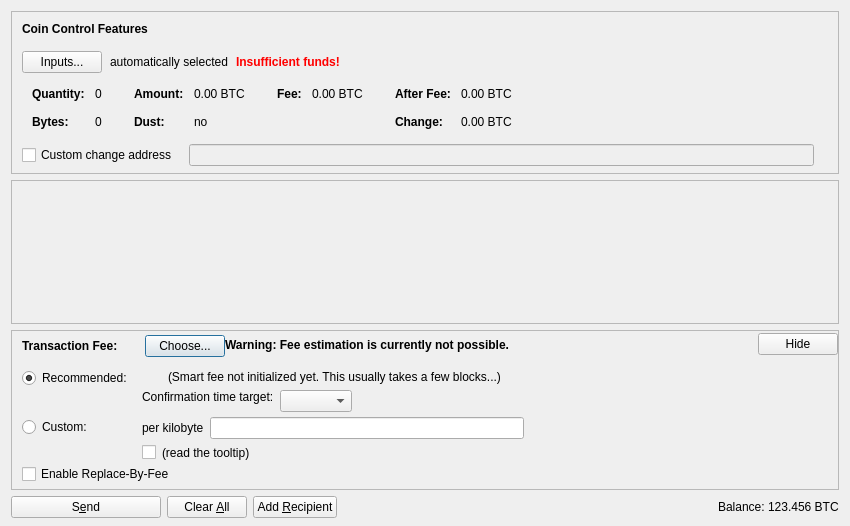
This is src/qt/forms/sendcoinsdialog.ui in chaintope/tapyrus-core as Qt 5 draws it before an edit. The edited form follows.
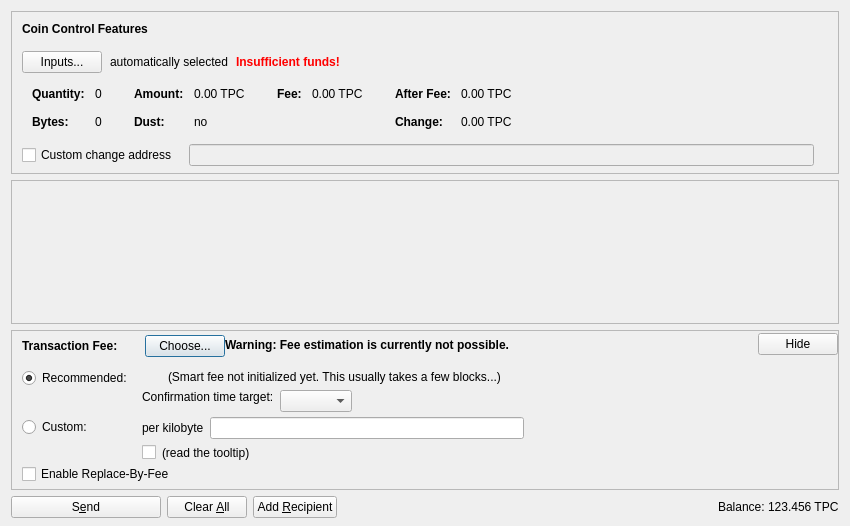
This is the edited form. Icons and pictures are not drawn. Custom widgets are drawn as their Qt base class.

```diff
--- a/src/qt/forms/sendcoinsdialog.ui
+++ b/src/qt/forms/sendcoinsdialog.ui
@@ -324,7 +324,7 @@
                   <enum>Qt::ActionsContextMenu</enum>
                  </property>
                  <property name="text">
-                  <string notr="true">0.00 BTC</string>
+                  <string notr="true">0.00 TPC</string>
                  </property>
                  <property name="textInteractionFlags">
                   <set>Qt::LinksAccessibleByMouse|Qt::TextSelectableByKeyboard|Qt::TextSelectableByMouse</set>
@@ -404,7 +404,7 @@
                   <enum>Qt::ActionsContextMenu</enum>
                  </property>
                  <property name="text">
-                  <string notr="true">0.00 BTC</string>
+                  <string notr="true">0.00 TPC</string>
                  </property>
                  <property name="textInteractionFlags">
                   <set>Qt::LinksAccessibleByMouse|Qt::TextSelectableByKeyboard|Qt::TextSelectableByMouse</set>
@@ -455,7 +455,7 @@
                   <enum>Qt::ActionsContextMenu</enum>
                  </property>
                  <property name="text">
-                  <string notr="true">0.00 BTC</string>
+                  <string notr="true">0.00 TPC</string>
                  </property>
                  <property name="textInteractionFlags">
                   <set>Qt::LinksAccessibleByMouse|Qt::TextSelectableByKeyboard|Qt::TextSelectableByMouse</set>
@@ -484,7 +484,7 @@
                   <enum>Qt::ActionsContextMenu</enum>
                  </property>
                  <property name="text">
-                  <string notr="true">0.00 BTC</string>
+                  <string notr="true">0.00 TPC</string>
                  </property>
                  <property name="textInteractionFlags">
                   <set>Qt::LinksAccessibleByMouse|Qt::TextSelectableByKeyboard|Qt::TextSelectableByMouse</set>
@@ -1249,7 +1249,7 @@
           <cursorShape>IBeamCursor</cursorShape>
          </property>
          <property name="text">
-          <string notr="true">123.456 BTC</string>
+          <string notr="true">123.456 TPC</string>
          </property>
          <property name="textInteractionFlags">
           <set>Qt::LinksAccessibleByMouse|Qt::TextSelectableByKeyboard|Qt::TextSelectableByMouse</set>
```
